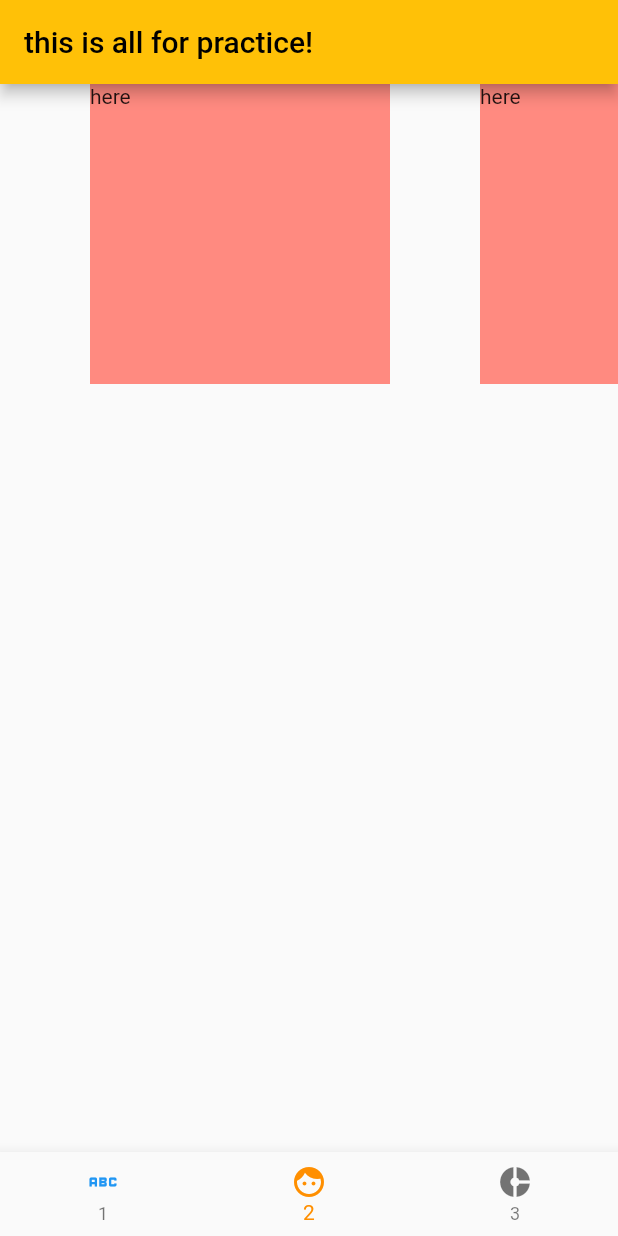
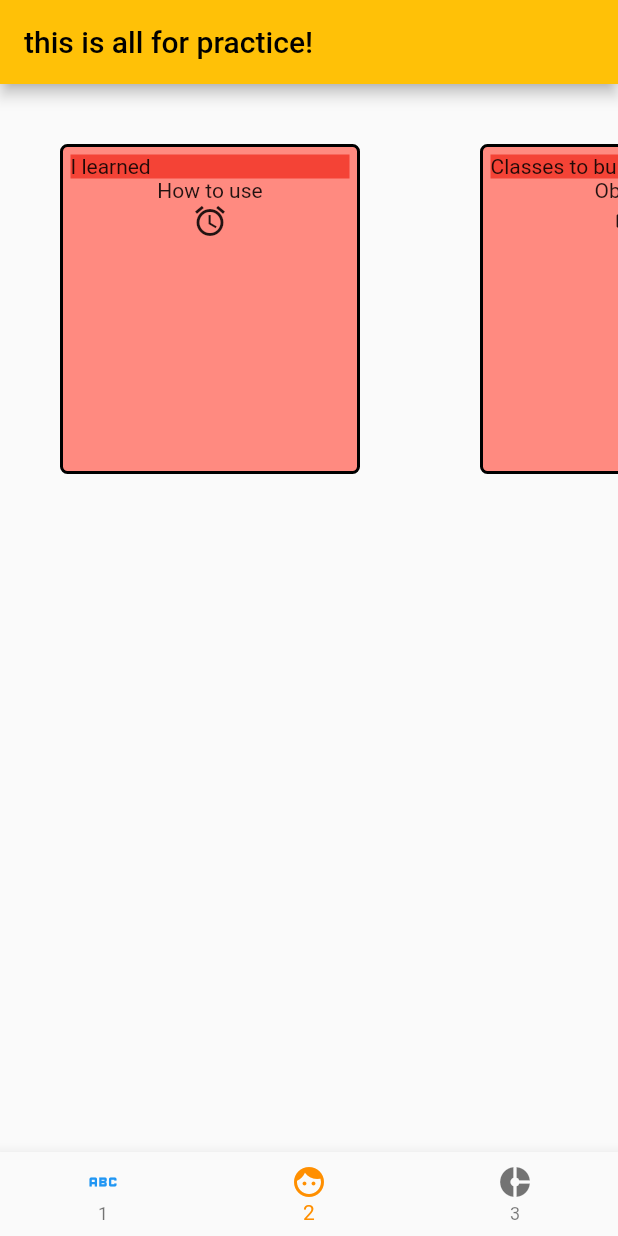
Before and after one commit to Tildozer/flutterSandBox, a Flutter app: the screen it shows after launch, item 2 of the bottom bar chosen, on a phone screen of 412 x 824 dp. Run offline on Flutter 3.47's test engine with Material 2 defaults, Android fonts, the phone set to English and light mode, and no system bars.

Commit message:
got data to pass to components

```diff
--- /dev/null
+++ b/lib/components/scrolling_list_view.dart
@@ -0,0 +1,47 @@
+import 'package:flutter/material.dart';
+// class Entry{
+//   String message; // property
+//   String name; // property
+//   IconData icon; // prop
+
+//   Entry(this.message, this.name, this.icon);
+// }
+
+class Hori extends StatelessWidget {
+  const Hori({Key? key, required this.enteries}) : super(key: key);
+
+  final List enteries;
+
+  @override
+  Widget build(BuildContext context) {
+    return SizedBox(
+                height: 300,
+                child: ListView.builder(
+                  itemCount: enteries.length,
+                  scrollDirection: Axis.horizontal,
+                  itemBuilder: ((context, int index) => Container(
+                        width: 200,
+                        padding: const EdgeInsets.all(5),
+                        margin: const EdgeInsets.all(40),
+                        alignment: Alignment.topLeft,
+                        decoration: BoxDecoration(
+                            color: Colors.redAccent.shade100,
+                            borderRadius:
+                                const BorderRadius.all(Radius.elliptical(5, 5)),
+                            border: Border.all(color: Colors.black, width: 2)),
+                        child: Column(
+                          mainAxisAlignment: MainAxisAlignment.start,
+                          children: [
+                          Container(
+                            alignment: Alignment.topLeft,
+                            color: Colors.red,
+                            child: Text(enteries[index].message),
+                          ),
+                          Text(enteries[index].name),
+                          Icon(enteries[index].icon)
+                        ],)
+                      )),
+                ),
+              );
+  }
+}
--- a/lib/second_page.dart
+++ b/lib/second_page.dart
@@ -1,34 +1,32 @@
 import 'package:flutter/material.dart';
+import "components/scrolling_list_view.dart" as horizontal_scroll;
+class Entry{
+  String message; // property
+  String name; // property
+  IconData icon; // prop
+
+  Entry(this.message, this.name, this.icon);
+}
+
 
 class SecondPage extends StatelessWidget {
   const SecondPage({super.key});
 
   @override
   Widget build(BuildContext context) {
+    final List<Entry> enteries = [
+      Entry("I learned", "How to use", Icons.access_alarm_sharp),
+      Entry("Classes to build", "Objects", Icons.dangerous_sharp)
+    ];
     return Column(
       children: [
         SingleChildScrollView(
-            child: Column(
-          children: [
-            SizedBox(
-              height: 200,
-              child: ListView.builder(
-                itemCount: 10,
-
-                scrollDirection: Axis.horizontal,
-                itemBuilder: ((context, index) => Container(
-                  height: 100,
-                  width: 200,
-                  margin: const EdgeInsets.only(left: 60.0),
-                  decoration:
-                  BoxDecoration(color: Colors.redAccent.shade100),
-                  child: const Text("here"),
-                    )),
-              ),
-            ),
-
-          ],
-        ))
+          child: Column(
+            children: [
+              horizontal_scroll.Hori(enteries: enteries),
+            ],
+          ),
+        )
       ],
     );
   }
```
